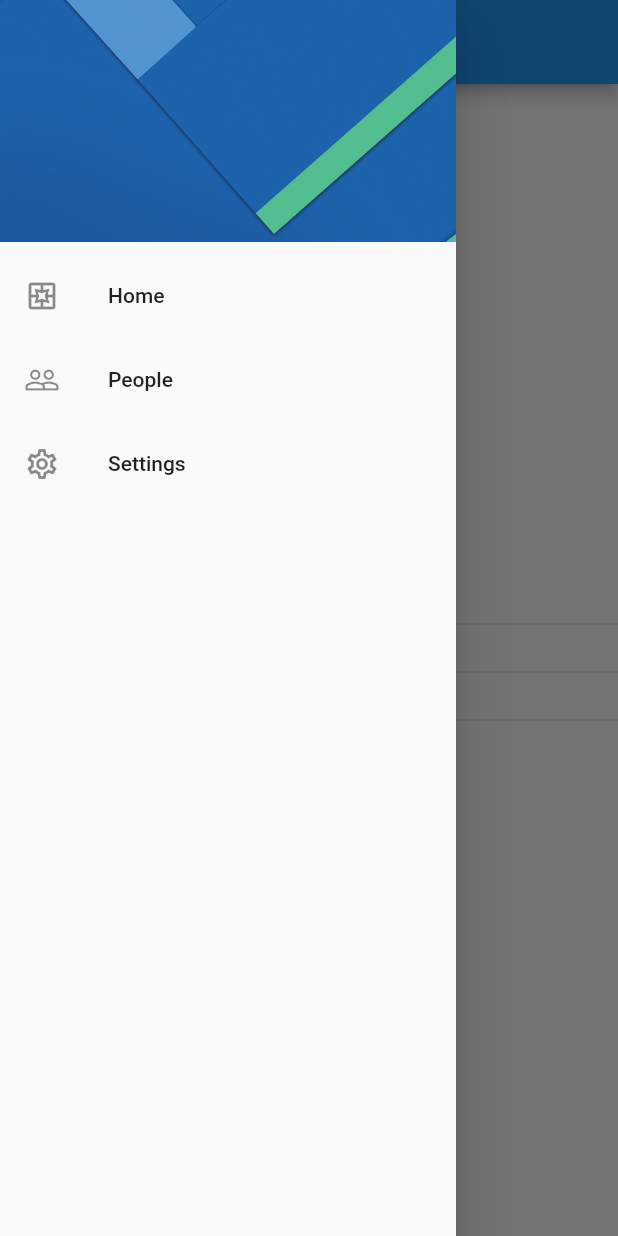
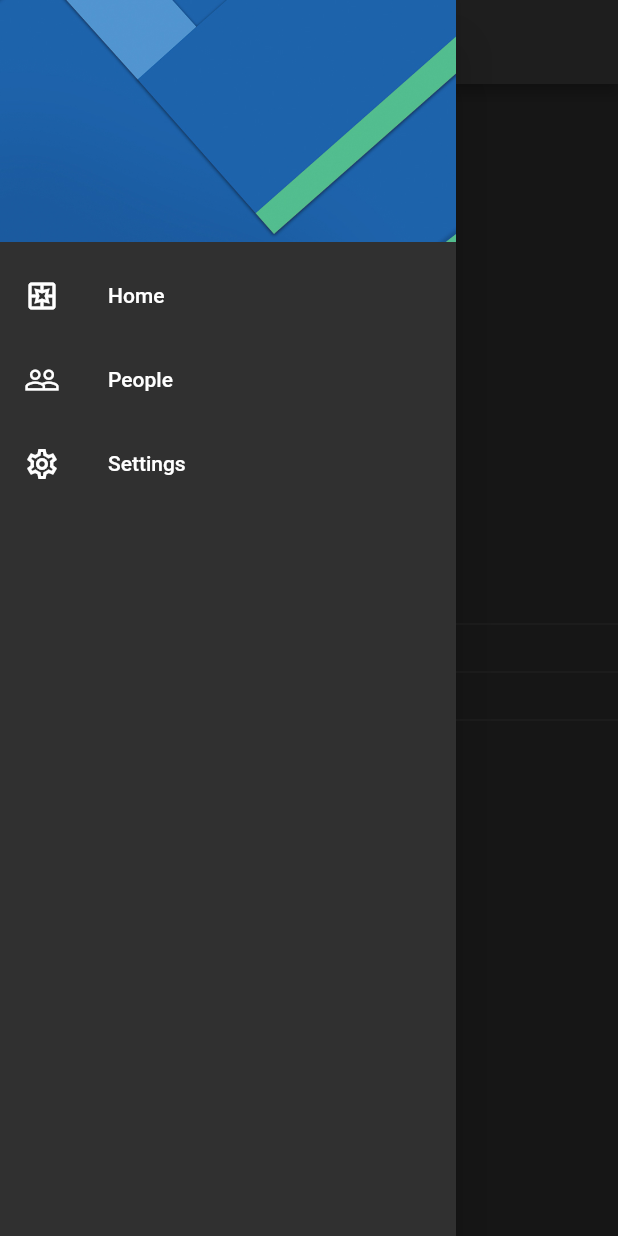
Before and after one commit to JeancarlosCarvajal/Aplicacion-Android-IOS-de-pruebas-Flutter-para-guardar-preferencias-del-usuario-en-el-Storage, a Flutter app: the screen it shows after launch, with the side drawer open, on a phone screen of 412 x 824 dp. Run offline on Flutter 3.47's test engine with Material 2 defaults, Android fonts, the phone set to English and light mode, and no system bars; our stand-ins replace shared_preferences.

```diff
--- a/lib/main.dart
+++ b/lib/main.dart
@@ -1,13 +1,21 @@
 import 'package:flutter/material.dart';
 import 'package:preferences_app/screen/screens.dart';
+import 'package:preferences_app/share_preferences/preferences.dart';
 
-void main() => runApp(const MyApp());
+void main() async{ // asyncrono para poder leer las preferencias de ususario
+    // para poder usar el await evita error de flutter
+    WidgetsFlutterBinding.ensureInitialized();
+    // leyendo las preferencias de ususaario en todo el proyecto entero
+    await Preferences.init();
+
+    runApp(const MyApp());
+  }
 
 class MyApp extends StatelessWidget {
   const MyApp({Key? key}) : super(key: key);
 
   @override
-  Widget build(BuildContext context) {
+  Widget build(BuildContext context) { // el build no puede ser asyncrono para acceder a las preferencias pero el main siiiiii puede jajajaj
     return MaterialApp(
       debugShowCheckedModeBanner: false,
       title: 'Material App',
@@ -16,6 +24,7 @@ class MyApp extends StatelessWidget {
         HomeScreen.routeName    : (_) => const HomeScreen(),
         SettingsScreen.routeName: (_) => const SettingsScreen(),
       },
+      theme: ThemeData.dark(),
     );
   }
 }
--- a/lib/screen/home_screen.dart
+++ b/lib/screen/home_screen.dart
@@ -1,4 +1,5 @@
 import 'package:flutter/material.dart';
+import 'package:preferences_app/share_preferences/preferences.dart';
 import 'package:preferences_app/widgets/widgets.dart';
 
 class HomeScreen extends StatelessWidget {
@@ -18,13 +19,13 @@ class HomeScreen extends StatelessWidget {
       drawer: const SideMenu(), // para creae el menu lateral
       body: Column(
         mainAxisAlignment: MainAxisAlignment.center,
-        children: const [
-        Text('isDarkMode: '),
-        Divider(),
-        Text('Genero: '),
-        Divider(),
-        Text('Nombre de Usuario: '),
-        Divider()
+        children: [
+        Text('isDarkMode: ${Preferences.isDarkMode}'),
+        const Divider(),
+        Text('Genero: ${Preferences.gender}'),
+        const Divider(),
+        Text('Nombre de Usuario: ${Preferences.name}'),
+        const Divider()
 
       ],),
     );
--- /dev/null
+++ b/lib/share_preferences/preferences.dart
@@ -0,0 +1,84 @@
+
+
+
+// puedes usar esto en todos los proyectos
+import 'package:shared_preferences/shared_preferences.dart';
+
+class Preferences {
+
+  // el Static es para no instancias
+
+  // late es para decirle a flutter que cuando la vaya a usar ya debe estar inicializada
+  static late SharedPreferences _prefs;
+
+  static String _name = '';
+  static bool _isDarkMode = false;
+  static int _gender = 1;
+
+
+  // en todo momento luego de haber llamado al init() vamos a tener acceso al name, isDarkMode, gender
+  static Future init() async {
+    // Obtain shared preferences.
+    _prefs = await SharedPreferences.getInstance();
+  }
+
+  //Trabajar con getter y setters para guardar las preferencias
+
+  // Obtain shared preferences.
+  // final prefs = await SharedPreferences.getInstance();
+
+
+  // no quiero que se instancie la instancia por eso es static
+  static String get name {
+    // Save an String value to 'action' key.
+    return _prefs.getString('name') ?? '';
+  }
+
+  // modificamos la preferencia
+  static set name (String value) {
+    // actualizamos el valor de _name
+    _name = value;
+    // guardamos el valor de name en las preferencias del paquete
+    _prefs.setString('name', value);
+  }
+
+
+
+
+
+  // no quiero que se instancie la instancia por eso es static
+  static bool get isDarkMode {
+    // Save an String value to 'action' key.
+    // final bool? repeat = _prefs.getBool('repeat');
+    return _prefs.getBool('isDarkMode') ?? false;
+  }
+
+  // modificamos la preferencia
+  static set isDarkMode (bool value) {
+    // actualizamos el valor de isDarkMode
+    _isDarkMode = value;
+    // guardamos el valor de name en las preferencias del paquete
+    _prefs.setBool('isDarkMode', value);
+  }
+
+
+
+
+  // no quiero que se instancie la instancia por eso es static
+  static int get gender {
+    // Save an String value to 'action' key.
+    // final bool? repeat = _prefs.getBool('repeat');
+    return _prefs.getInt('gender') ?? 1;
+  }
+
+  // modificamos la preferencia
+  static set gender (int value) {
+    // actualizamos el valor de gender
+    _gender = value;
+    // guardamos el valor de name en las preferencias del paquete
+    _prefs.setInt('gender', value);
+  }
+
+
+
+}
--- a/pubspec.yaml
+++ b/pubspec.yaml
@@ -34,6 +34,8 @@ dependencies:
   # The following adds the Cupertino Icons font to your application.
   # Use with the CupertinoIcons class for iOS style icons.
   cupertino_icons: ^1.0.2
+  shared_preferences: ^2.0.15
+  provider: ^6.0.3
 
 dev_dependencies:
   flutter_test:
```
Also changed, not shown: lib/providers/theme_provider.dart (added, +12 -0 lines), lib/screen/settings_screen.dart (+30 -8 lines), pubspec.lock, 1 other file.
